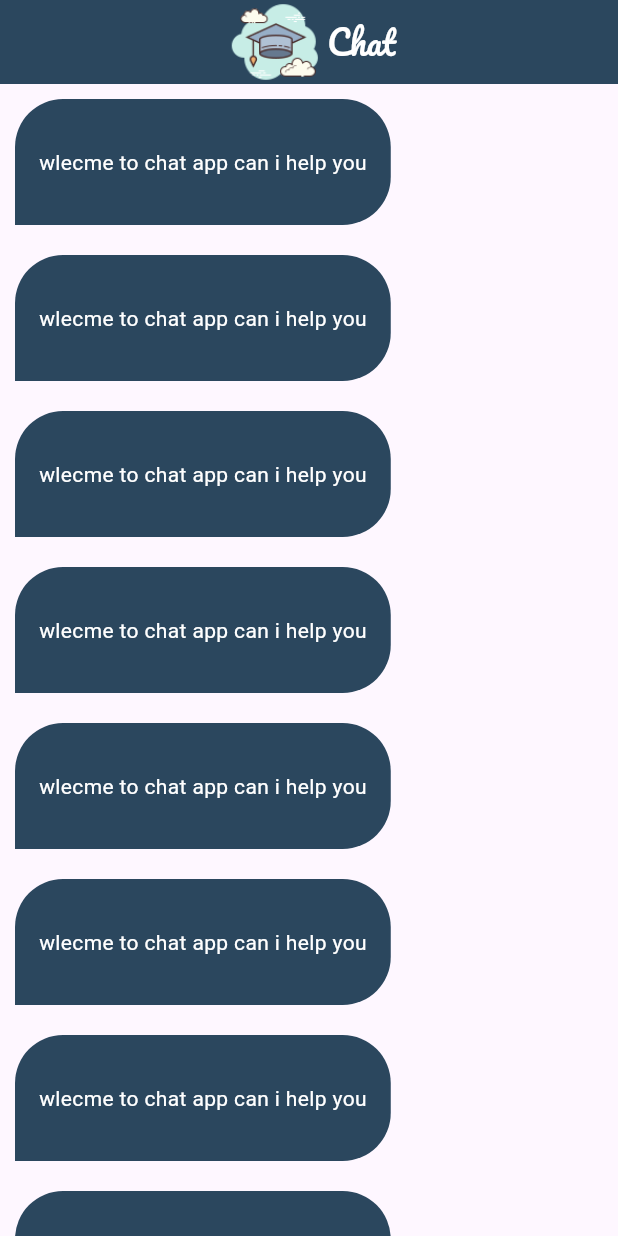
After one commit to egalsclub5-bit/chate_app, a Flutter app: the ChatPage screen opened by its route, on a phone screen of 412 x 824 dp. The commit adds this screen. Run offline on Flutter 3.47's test engine with Material 3 defaults, Android fonts, the light colour scheme and no system bars; our stand-ins replace firebase_auth, firebase_core, modal_progress_hud_nsn; accounts and stored records are empty.

Commit message:
feture chat

```diff
--- a/lib/constans.dart
+++ b/lib/constans.dart
@@ -2,3 +2,4 @@
 import 'package:flutter/rendering.dart';
 
 const KPrimaryColor = Color(0xff2B475E);
+const KLogo = 'assets/images/scholar.png';
--- /dev/null
+++ b/lib/helper/show_snak_bar.dart
@@ -0,0 +1,5 @@
+import 'package:flutter/material.dart';
+
+void showSnakBar(BuildContext context, String message) {
+  ScaffoldMessenger.of(context).showSnackBar(SnackBar(content: Text(message)));
+}
--- a/lib/main.dart
+++ b/lib/main.dart
@@ -1,4 +1,5 @@
 import 'package:chat_app/firebase_options.dart';
+import 'package:chat_app/pages/chat_page.dart';
 import 'package:chat_app/pages/login_pages.dart';
 
 import 'package:chat_app/pages/registeration_page.dart';
@@ -19,11 +20,12 @@ class ChatApp extends StatelessWidget {
     return MaterialApp(
       routes: {
         RegisterationPage.id: (context) => RegisterationPage(),
-        'LoginPages': (context) => LoginPages(),
+        LoginPages.id: (context) => LoginPages(),
+        ChatPage.id: (context) => ChatPage(),
       },
 
       debugShowCheckedModeBanner: false,
-      initialRoute: 'LoginPages',
+      initialRoute: LoginPages.id,
     );
   }
 }
--- /dev/null
+++ b/lib/pages/chat_page.dart
@@ -0,0 +1,42 @@
+import 'package:chat_app/constans.dart';
+import 'package:chat_app/widgets/chat_buble.dart';
+import 'package:flutter/material.dart';
+
+class ChatPage extends StatelessWidget {
+  const ChatPage({super.key});
+  static String id = 'ChatPage';
+  @override
+  Widget build(BuildContext context) {
+    return Scaffold(
+      appBar: AppBar(
+        automaticallyImplyLeading: false,
+        backgroundColor: KPrimaryColor,
+
+        title: Row(
+          mainAxisAlignment: MainAxisAlignment.center,
+          children: [
+            Image.asset(width: 70, KLogo),
+            Text(
+              'Chat',
+              style: TextStyle(color: Colors.white, fontFamily: 'Pacifico'),
+            ),
+          ],
+        ),
+
+        centerTitle: true,
+      ),
+      body: Column(
+        children: [
+          Expanded(
+            child: ListView.builder(
+              itemBuilder: (BuildContext, Index) {
+                //
+                return ChatBuble();
+              },
+            ),
+          ),
+        ],
+      ),
+    );
+  }
+}
--- /dev/null
+++ b/lib/widgets/chat_buble.dart
@@ -0,0 +1,30 @@
+import 'package:chat_app/constans.dart';
+import 'package:flutter/material.dart';
+
+class ChatBuble extends StatelessWidget {
+  const ChatBuble({super.key});
+
+  @override
+  Widget build(BuildContext context) {
+    return Align(
+      alignment: AlignmentGeometry.centerLeft,
+      child: Container(
+        padding: EdgeInsets.symmetric(vertical: 32, horizontal: 16),
+        margin: EdgeInsets.all(10),
+
+        decoration: BoxDecoration(
+          borderRadius: BorderRadius.only(
+            topLeft: Radius.circular(32),
+            topRight: Radius.circular(32),
+            bottomRight: Radius.circular(32),
+          ),
+          color: KPrimaryColor,
+        ),
+        child: Text(
+          'wlecme to chat app can i help you',
+          style: TextStyle(color: Colors.white),
+        ),
+      ),
+    );
+  }
+}
--- a/lib/widgets/custom_button.dart
+++ b/lib/widgets/custom_button.dart
@@ -1,7 +1,7 @@
 import 'package:flutter/material.dart';
 
 class CustomButton extends StatelessWidget {
-  CustomButton({super.key, this.ontap,  required this.title});
+  CustomButton({super.key, this.ontap, required this.title});
   String title;
   VoidCallback? ontap;
   @override
--- a/lib/widgets/custom_text_field.dart
+++ b/lib/widgets/custom_text_field.dart
@@ -1,7 +1,7 @@
 import 'package:flutter/material.dart';
 
-class CustomTextField extends StatelessWidget {
-  CustomTextField({super.key, this.textHint, this.onchange});
+class CustomTextFormField extends StatelessWidget {
+  CustomTextFormField({super.key, this.textHint, this.onchange});
   String? textHint;
   Function(String)? onchange;
   @override
--- a/old_lib/pages/login_pages.dart
+++ b/old_lib/pages/login_pages.dart
@@ -37,8 +37,8 @@ class LoginPages extends StatelessWidget {
                 ),
               ],
             ),
-            CustomTextField(textHint: 'Email'),
-            CustomTextField(textHint: 'password'),
+            CustomTextFormField(textHint: 'Email'),
+            CustomTextFormField(textHint: 'password'),
             CustomButton(title: ''),
             Padding(
               padding: const EdgeInsets.all(6.0),
```
Also changed, not shown: lib/helper/firebase_helpe.dart (added, +22 -0 lines), lib/pages/login_pages.dart (+79 -7 lines), lib/pages/registeration_page.dart (+23 -18 lines), 1 other file.
